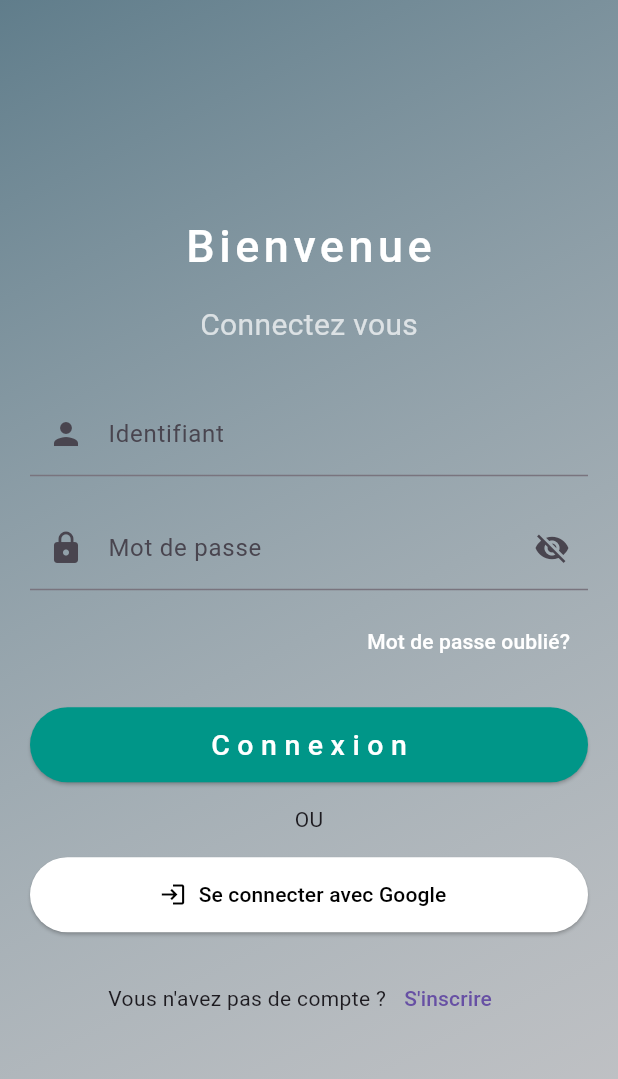
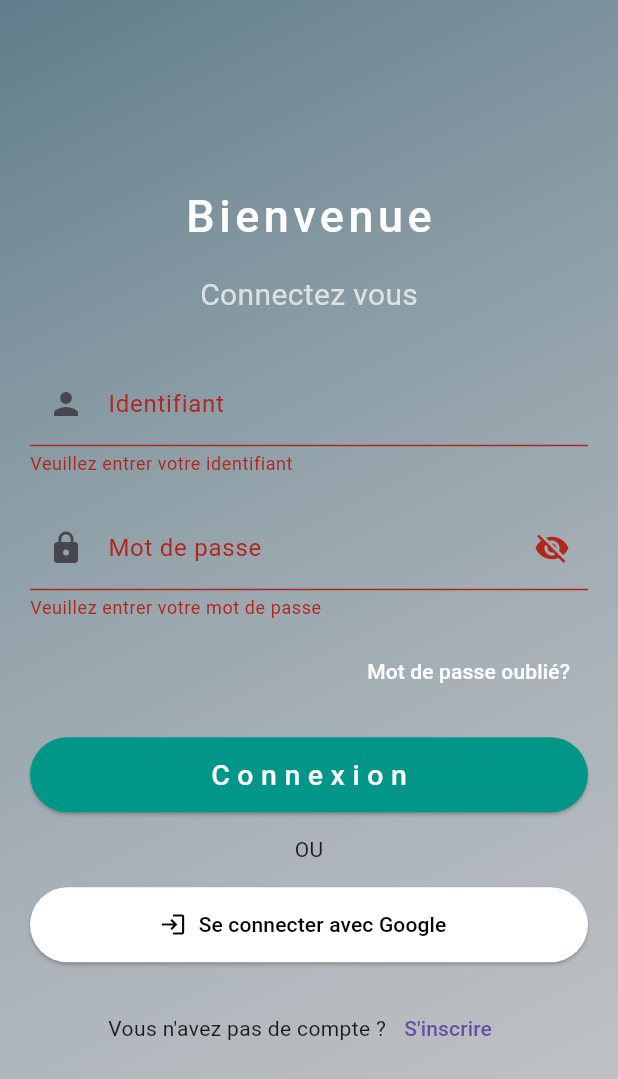
Before and after one commit to sassank/FlutterCoachApp, a Flutter app: the LoginPage screen opened directly, after a tap on "Connexion", on a phone screen of 412 x 824 dp. Shown: the top 1079 px of the screen. Run offline on Flutter 3.47's test engine with Material 3 defaults, Android fonts, the light colour scheme and no system bars.

Commit message:
add form validation to login page

```diff
--- a/lib/screens/login_screen.dart
+++ b/lib/screens/login_screen.dart
@@ -24,8 +24,20 @@ class LoginScreen extends StatelessWidget {
   }
 }
 
-class LoginPage extends StatelessWidget {
+class LoginPage extends StatefulWidget {
   const LoginPage({super.key});
+
+  @override
+  _LoginPageState createState() => _LoginPageState();
+}
+
+class _LoginPageState extends State<LoginPage> {
+  final _formKey = GlobalKey<FormState>(); // Clé pour le formulaire
+  bool _isObscure = true; // Pour gérer la visibilité du mot de passe
+
+  // Controllers pour les champs de texte
+  final TextEditingController _usernameController = TextEditingController();
+  final TextEditingController _passwordController = TextEditingController();
 
   @override
   Widget build(BuildContext context) {
@@ -42,6 +54,8 @@ class LoginPage extends StatelessWidget {
           padding: const EdgeInsets.all(20.0),
           child: Center(
             child: SingleChildScrollView(
+              child: Form(
+                key: _formKey,
                 child: Column(
                   mainAxisAlignment: MainAxisAlignment.center,
                   children: [
@@ -65,19 +79,40 @@ class LoginPage extends StatelessWidget {
                     ),
                     const SizedBox(height: 30),
                     TextFormField(
+                      controller: _usernameController,
                       decoration: const InputDecoration(
                         labelText: 'Identifiant',
                         prefixIcon: Icon(Icons.person),
                       ),
+                      validator: (value) {
+                        if (value == null || value.isEmpty) {
+                          return 'Veuillez entrer votre identifiant';
+                        }
+                        return null;
+                      },
                     ),
                     const SizedBox(height: 20),
                     TextFormField(
-                    obscureText: true,
-                    decoration: const InputDecoration(
+                      controller: _passwordController,
+                      obscureText: _isObscure,
+                      decoration: InputDecoration(
                         labelText: 'Mot de passe',
-                      prefixIcon: Icon(Icons.lock),
-                      suffixIcon: Icon(Icons.visibility_off),
+                        prefixIcon: const Icon(Icons.lock),
+                        suffixIcon: IconButton(
+                          icon: Icon(_isObscure ? Icons.visibility_off : Icons.visibility),
+                          onPressed: () {
+                            setState(() {
+                              _isObscure = !_isObscure;
+                            });
+                          },
                         ),
+                      ),
+                      validator: (value) {
+                        if (value == null || value.isEmpty) {
+                          return 'Veuillez entrer votre mot de passe';
+                        }
+                        return null;
+                      },
                     ),
                     const SizedBox(height: 10),
                     Align(
@@ -97,7 +132,11 @@ class LoginPage extends StatelessWidget {
                         foregroundColor: Colors.white,
                         backgroundColor: Colors.teal,
                       ),
-                    onPressed: () {},
+                      onPressed: () {
+                        if (_formKey.currentState!.validate()) {
+                          // Effectuer la connexion ici
+                        }
+                      },
                       child: const Text(
                         'Connexion',
                         style: TextStyle(fontSize: 19, letterSpacing: 5),
@@ -127,7 +166,6 @@ class LoginPage extends StatelessWidget {
                               context,
                               MaterialPageRoute(builder: (context) => const RegisterPage()),
                             );
-                          print('button pressed!');
                           },
                           child: const Text('S\'inscrire'),
                         ),
@@ -139,6 +177,7 @@ class LoginPage extends StatelessWidget {
             ),
           ),
         ),
+      ),
     );
   }
 }
```
Lines whose indentation alone changed are shown as unchanged.
